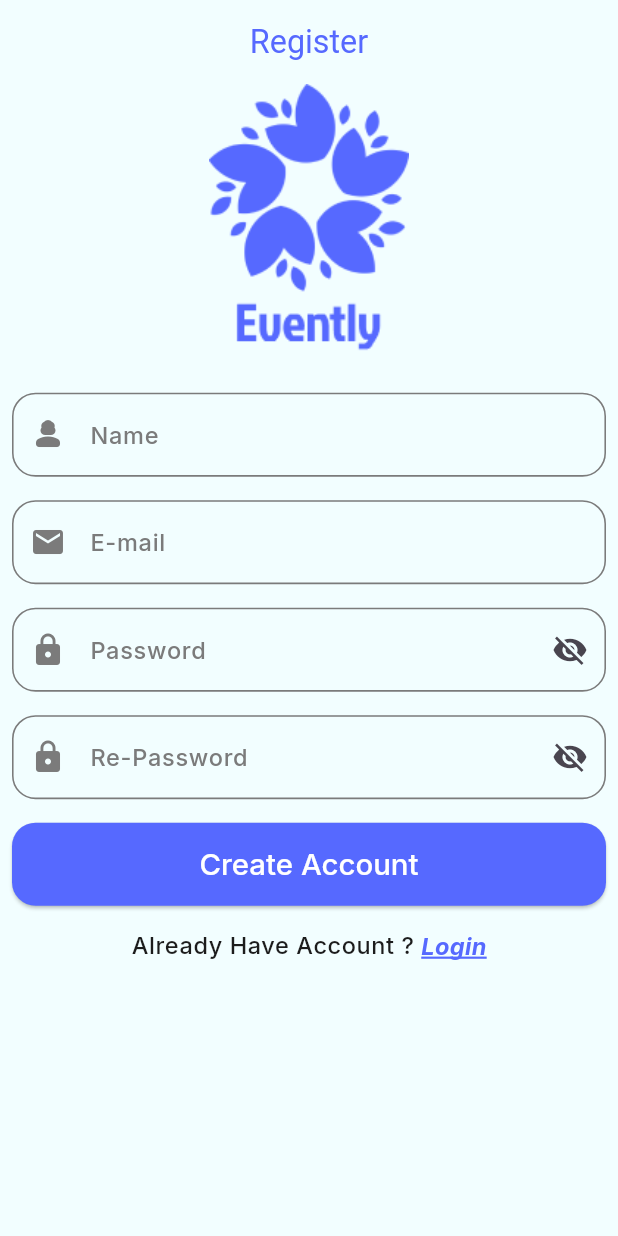
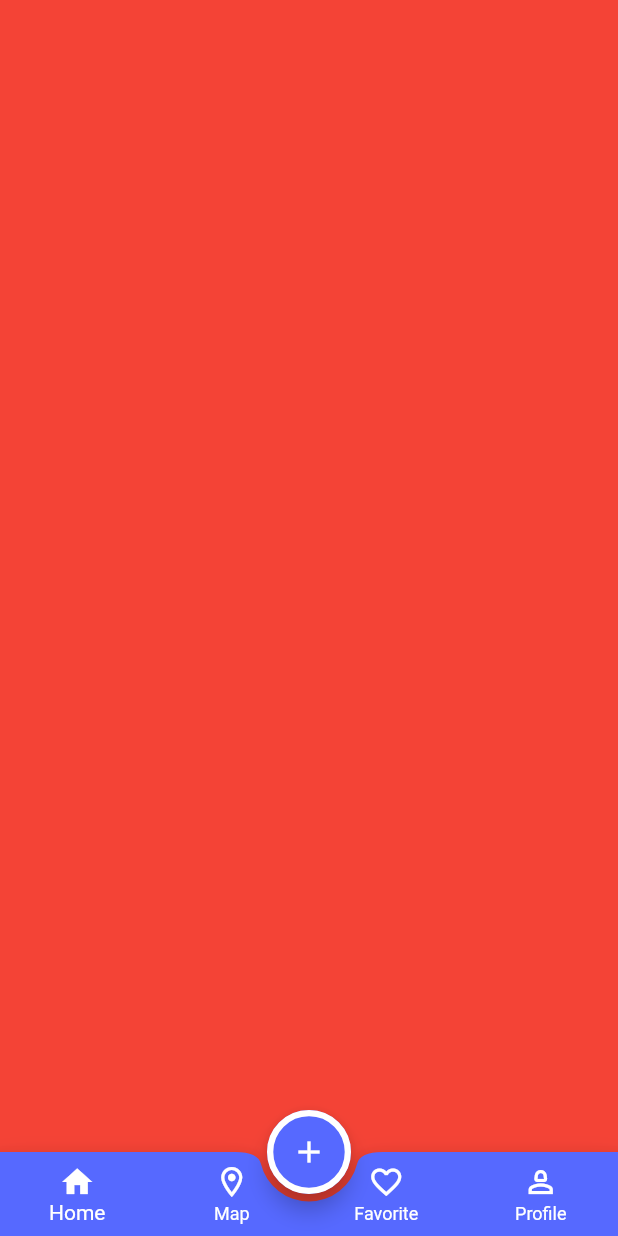
Before and after one commit to zahraa-sayed/Eventely-_app, a Flutter app: the screen it shows after launch, on a phone screen of 412 x 824 dp. Run offline on Flutter 3.47's test engine with Material 3 defaults, Android fonts, the phone set to English and light mode, and no system bars; our stand-ins replace flutter_screenutil, google_fonts.

Commit message:
finished main layout

```diff
--- a/lib/config/theme/theme_manager.dart
+++ b/lib/config/theme/theme_manager.dart
@@ -5,6 +5,7 @@ import 'package:google_fonts/google_fonts.dart';
 
 class ThemeManager {
   static final ThemeData light = ThemeData(
+    useMaterial3: false,
     appBarTheme: AppBarTheme(
       backgroundColor: ColorsManager.whiteBlue,
       foregroundColor: ColorsManager.blue,
@@ -16,6 +17,26 @@ class ThemeManager {
       ),
     ),
     scaffoldBackgroundColor: ColorsManager.whiteBlue,
+    floatingActionButtonTheme: FloatingActionButtonThemeData(
+      backgroundColor: ColorsManager.blue,
+      foregroundColor: ColorsManager.white,
+      shape: StadiumBorder(
+        side: BorderSide(color: ColorsManager.white, width: 4.w),
+      )
+    ),
+    bottomAppBarTheme: BottomAppBarTheme(
+      color: ColorsManager.blue,
+      shape: CircularNotchedRectangle(),
+    ),
+    bottomNavigationBarTheme: BottomNavigationBarThemeData(
+      backgroundColor: Colors.transparent,
+      elevation: 0,
+      type: BottomNavigationBarType.fixed,
+      selectedItemColor: ColorsManager.white,
+      unselectedItemColor: ColorsManager.white,
+      showSelectedLabels: true,
+      showUnselectedLabels: true,
+    ),
     inputDecorationTheme: InputDecorationTheme(
       enabledBorder: OutlineInputBorder(
         borderRadius: BorderRadius.circular(16.r),
--- a/lib/core/routes_manager/routes_manager.dart
+++ b/lib/core/routes_manager/routes_manager.dart
@@ -1,10 +1,12 @@
 import 'package:evently_app/features/auth/login/login.dart';
 import 'package:evently_app/features/auth/register/register.dart';
+import 'package:evently_app/features/main_layout/main_layout.dart';
 import 'package:flutter/cupertino.dart';
 
 abstract class RoutesManager {
   static const String register = '/register';
   static const String login = '/login';
+  static const String mainLayout = '/mainLayout';
 
   static Route? router (RouteSettings settings){
     switch (settings.name){
@@ -14,6 +16,9 @@ abstract class RoutesManager {
       case login : {
         return CupertinoPageRoute(builder: (context)=> Login());
       }
+      case mainLayout : {
+        return CupertinoPageRoute(builder: (context)=> MainLayout());
+      }
     }
   }
 }
--- /dev/null
+++ b/lib/features/main_layout/main_layout.dart
@@ -0,0 +1,77 @@
+import 'package:evently_app/features/main_layout/tabs/favorite/favorite_tab.dart';
+import 'package:evently_app/features/main_layout/tabs/home/home_tab.dart';
+import 'package:evently_app/features/main_layout/tabs/map/map_tab.dart';
+import 'package:evently_app/features/main_layout/tabs/porfile/profile_tab.dart';
+import 'package:flutter/material.dart';
+
+import '../../core/resources/colors_manager.dart';
+
+class MainLayout extends StatefulWidget {
+  const MainLayout({super.key});
+
+  @override
+  State<MainLayout> createState() => _MainLayoutState();
+}
+
+class _MainLayoutState extends State<MainLayout> {
+  final List<Widget> tabs = [HomeTab(), MapTab(), FavoriteTab(), ProfileTab()];
+  int selectedIndex = 0;
+
+  @override
+  Widget build(BuildContext context) {
+    return Scaffold(
+      extendBody: true,
+      body: tabs[selectedIndex],
+      floatingActionButtonLocation: FloatingActionButtonLocation.centerDocked,
+      floatingActionButton: _buildFad(),
+      bottomNavigationBar: _buildBottomNavigationBar(),
+    );
+  }
+
+  Widget _buildFad(){
+    return FloatingActionButton(
+      onPressed: () {},
+      child: Icon(Icons.add),
+    );
+  }
+
+  BottomAppBar _buildBottomNavigationBar() {
+    return BottomAppBar(
+      notchMargin: 5,
+      child: BottomNavigationBar(
+        currentIndex: selectedIndex,
+        onTap: _onTap,
+        items: [
+          BottomNavigationBarItem(
+            icon: Icon(selectedIndex == 0 ? Icons.home : Icons.home_outlined),
+            label: "Home",
+          ),
+          BottomNavigationBarItem(
+            icon: Icon(
+              selectedIndex == 1 ? Icons.location_on : Icons.location_on_outlined,
+            ),
+            label: "Map",
+          ),
+          BottomNavigationBarItem(
+            icon: Icon(
+              selectedIndex == 2 ? Icons.favorite : Icons.favorite_border,
+            ),
+            label: "Favorite",
+          ),
+          BottomNavigationBarItem(
+            icon: Icon(
+              selectedIndex == 3 ? Icons.person : Icons.person_2_outlined,
+            ),
+            label: "Profile",
+          ),
+        ],
+      ),
+    );
+  }
+
+  void _onTap(int newIndex) {
+    setState(() {
+      selectedIndex = newIndex;
+    });
+  }
+}
--- /dev/null
+++ b/lib/features/main_layout/tabs/favorite/favorite_tab.dart
@@ -0,0 +1,12 @@
+import 'package:flutter/material.dart';
+
+class FavoriteTab extends StatelessWidget {
+  const FavoriteTab({super.key});
+
+  @override
+  Widget build(BuildContext context) {
+    return Container(
+      color: Colors.blue,
+    );
+  }
+}
--- /dev/null
+++ b/lib/features/main_layout/tabs/home/home_tab.dart
@@ -0,0 +1,12 @@
+import 'package:flutter/material.dart';
+
+class HomeTab extends StatelessWidget {
+  const HomeTab({super.key});
+
+  @override
+  Widget build(BuildContext context) {
+    return Container(
+      color: Colors.red,
+    );
+  }
+}
--- /dev/null
+++ b/lib/features/main_layout/tabs/map/map_tab.dart
@@ -0,0 +1,12 @@
+import 'package:flutter/material.dart';
+
+class MapTab extends StatelessWidget {
+  const MapTab({super.key});
+
+  @override
+  Widget build(BuildContext context) {
+    return Container(
+      color: Colors.yellow,
+    );
+  }
+}
--- /dev/null
+++ b/lib/features/main_layout/tabs/porfile/profile_tab.dart
@@ -0,0 +1,12 @@
+import 'package:flutter/material.dart';
+
+class ProfileTab extends StatelessWidget {
+  const ProfileTab({super.key});
+
+  @override
+  Widget build(BuildContext context) {
+    return Container(
+      color: Colors.green,
+    );
+  }
+}
--- a/lib/main.dart
+++ b/lib/main.dart
@@ -18,7 +18,7 @@ class Evently extends StatelessWidget {
       splitScreenMode: true,
       builder: (context, child)=> MaterialApp(
         debugShowCheckedModeBanner: false,
-        initialRoute: RoutesManager.register,
+        initialRoute: RoutesManager.mainLayout,
         onGenerateRoute: RoutesManager.router,
         theme: ThemeManager.light,
         darkTheme: ThemeManager.dark,
```
